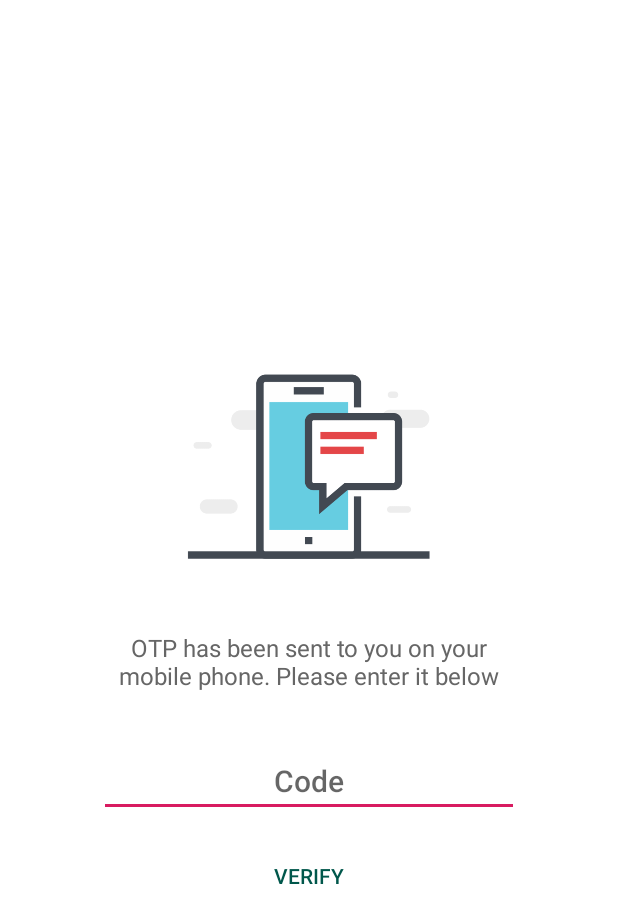
After one commit to Tanvigupta96/SellIt, an Android app: the VerifyPhoneActivity screen opened directly, with no data from a screen before it, on a phone screen of 412 x 824 dp. The commit adds this screen. Shown: the top 923 px of the screen. Run offline under Robolectric (Android 15) with nearby library versions, the phone set to English and light mode, and no system bars; our stand-ins replace Firebase (no records; nobody signed in at launch, a user with empty details on screens opened directly); Roboto replaces fonts that are not available here.

Commit message:
adding phone verification

```diff
--- /dev/null
+++ b/app/src/main/java/com/example/carolx/VerifyPhoneActivity.java
@@ -0,0 +1,141 @@
+package com.example.carolx;
+
+import androidx.annotation.NonNull;
+import androidx.appcompat.app.AppCompatActivity;
+
+import android.content.Context;
+import android.content.Intent;
+import android.content.SharedPreferences;
+import android.os.Bundle;
+import android.view.View;
+import android.widget.Button;
+import android.widget.ProgressBar;
+import android.widget.Toast;
+
+import com.google.android.gms.tasks.OnCompleteListener;
+import com.google.android.gms.tasks.Task;
+import com.google.android.gms.tasks.TaskExecutors;
+import com.google.android.material.textfield.TextInputEditText;
+import com.google.firebase.FirebaseException;
+import com.google.firebase.auth.AuthResult;
+import com.google.firebase.auth.FirebaseAuth;
+import com.google.firebase.auth.PhoneAuthCredential;
+import com.google.firebase.auth.PhoneAuthProvider;
+
+import java.util.concurrent.TimeUnit;
+
+public class VerifyPhoneActivity extends AppCompatActivity {
+    private String verificationId;
+    private FirebaseAuth mAuth;
+
+    ProgressBar progressBar;
+    TextInputEditText editText;
+    Button buttonSignIn;
+
+    @Override
+    protected void onCreate(Bundle savedInstanceState) {
+        super.onCreate(savedInstanceState);
+        setContentView(R.layout.activity_verify_phone);
+
+        mAuth = FirebaseAuth.getInstance();
+        progressBar = findViewById(R.id.progressbar);
+        editText = findViewById(R.id.editTextCode);
+        buttonSignIn = findViewById(R.id.buttonSignIn);
+
+        String phoneNumber = getIntent().getStringExtra("phoneNumber");
+        sendVerificationCode(phoneNumber);
+
+        // save phone number
+        SharedPreferences prefs = getApplicationContext().getSharedPreferences("USER_PREF",
+                Context.MODE_PRIVATE);
+        final SharedPreferences.Editor editor = prefs.edit();
+        editor.putString("phoneNumber", phoneNumber);
+        editor.apply();
+
+
+
+        buttonSignIn.setOnClickListener(new View.OnClickListener() {
+            @Override
+            public void onClick(View view) {
+                String code = editText.getText().toString().trim();
+                if (code.isEmpty() || code.length() < 6) {
+                    editText.setError("Enter code...");
+                    editText.requestFocus();
+                    return;
+                }
+                verifyCode(code);
+            }
+        });
+
+
+    }
+
+    private void verifyCode(String code){
+        PhoneAuthCredential credential = PhoneAuthProvider.getCredential(verificationId, code);
+        signInWithCredential(credential);
+
+    }
+
+    private void signInWithCredential(PhoneAuthCredential credential) {
+        mAuth.signInWithCredential(credential)
+                .addOnCompleteListener(new OnCompleteListener<AuthResult>() {
+                    @Override
+                    public void onComplete(@NonNull Task<AuthResult> task) {
+                        if (task.isSuccessful()) {
+
+                            Intent intent = new Intent(VerifyPhoneActivity.this, ProfileActivity.class);
+                            intent.setFlags(Intent.FLAG_ACTIVITY_NEW_TASK | Intent.FLAG_ACTIVITY_CLEAR_TASK);
+
+                            startActivity(intent);
+
+                        } else {
+                            Toast.makeText(VerifyPhoneActivity.this, task.getException().getMessage(), Toast.LENGTH_LONG).show();
+                            progressBar.setVisibility(View.GONE);
+                        }
+                    }
+                });
+    }
+
+
+
+    private void sendVerificationCode(String number) {
+        progressBar.setVisibility(View.VISIBLE);
+        PhoneAuthProvider.getInstance().verifyPhoneNumber(
+                number,
+                60,
+                TimeUnit.SECONDS,
+                TaskExecutors.MAIN_THREAD,
+                mCallBack
+        );
+
+        progressBar.setVisibility(View.GONE);
+    }
+
+    private PhoneAuthProvider.OnVerificationStateChangedCallbacks
+            mCallBack = new PhoneAuthProvider.OnVerificationStateChangedCallbacks() {
+        @Override
+        public void onVerificationCompleted(@NonNull PhoneAuthCredential phoneAuthCredential) {
+            String code = phoneAuthCredential.getSmsCode();
+            if (code != null) {
+                editText.setText(code);
+                verifyCode(code);
+            }
+
+        }
+
+        @Override
+        public void onVerificationFailed(@NonNull FirebaseException e) {
+            Toast.makeText(VerifyPhoneActivity.this, e.getMessage(), Toast.LENGTH_LONG).show();
+            progressBar.setVisibility(View.GONE);
+
+
+        }
+
+        @Override
+        public void onCodeSent(@NonNull String s, @NonNull PhoneAuthProvider.ForceResendingToken forceResendingToken) {
+            super.onCodeSent(s, forceResendingToken);
+            verificationId = s;
+        }
+    };
+
+}
--- /dev/null
+++ b/app/src/main/res/layout/activity_verify_phone.xml
@@ -0,0 +1,83 @@
+<?xml version="1.0" encoding="utf-8"?>
+<LinearLayout xmlns:android="http://schemas.android.com/apk/res/android"
+    xmlns:app="http://schemas.android.com/apk/res-auto"
+    android:layout_width="match_parent"
+    android:layout_height="match_parent"
+    android:background="@android:color/white"
+    android:fitsSystemWindows="true"
+    android:orientation="vertical">
+
+
+
+    <RelativeLayout
+        android:layout_width="match_parent"
+        android:layout_height="match_parent">
+
+        <LinearLayout
+            android:layout_width="wrap_content"
+            android:layout_height="wrap_content"
+            android:layout_centerInParent="true"
+            android:gravity="center"
+            android:orientation="vertical">
+
+            <ImageView
+                android:layout_width="200dp"
+                android:layout_height="200dp"
+                android:src="@drawable/img_code_verification" />
+
+            <TextView
+                android:layout_width="280dp"
+                android:layout_height="wrap_content"
+                android:layout_marginTop="5dp"
+                android:gravity="center"
+                android:text="OTP has been sent to you on your mobile phone. Please enter it below"
+                android:textAppearance="@style/Base.TextAppearance.AppCompat.Subhead"
+                android:textColor="@color/grey_60" />
+
+            <LinearLayout
+                android:layout_width="match_parent"
+                android:layout_height="wrap_content"
+                android:layout_marginTop="35dp"
+                android:layout_marginBottom="15dp"
+                android:orientation="horizontal">
+
+                <com.google.android.material.textfield.TextInputEditText
+                    android:id="@+id/editTextCode"
+                    android:layout_width="match_parent"
+                    android:layout_height="wrap_content"
+                    android:gravity="center"
+                    android:hint="Code"
+                    android:inputType="phone"
+                    android:maxLines="1"
+                    android:singleLine="true"
+                    android:textAppearance="@style/Base.TextAppearance.AppCompat.Title"
+                    android:textColor="@color/grey_90">
+                    <requestFocus />
+                </com.google.android.material.textfield.TextInputEditText>
+
+            </LinearLayout>
+
+            <Button
+                android:id="@+id/buttonSignIn"
+                style="@style/Widget.AppCompat.Button.Borderless"
+                android:layout_width="wrap_content"
+                android:layout_height="wrap_content"
+                android:gravity="center"
+                android:text="VERIFY"
+                android:textColor="@color/colorPrimaryDark" />
+
+            <ProgressBar
+                android:id="@+id/progressbar"
+                android:layout_width="wrap_content"
+                android:layout_height="wrap_content"
+                android:layout_below="@id/buttonSignIn"
+                android:layout_centerHorizontal="true"
+                android:visibility="gone" />
+
+        </LinearLayout>
+
+
+
+    </RelativeLayout>
+
+</LinearLayout>
--- a/app/src/main/res/values/strings.xml
+++ b/app/src/main/res/values/strings.xml
@@ -23,6 +23,4 @@
     <string name="btn_back">Back</string>
 
 
-
-
 </resources>
```
Also changed, not shown: app/src/main/AndroidManifest.xml (+3 -5 lines), app/src/main/java/com/example/carolx/CallLoginActivity.java (+50 -0 lines), app/src/main/res/drawable/img_code_verification.png (added).
